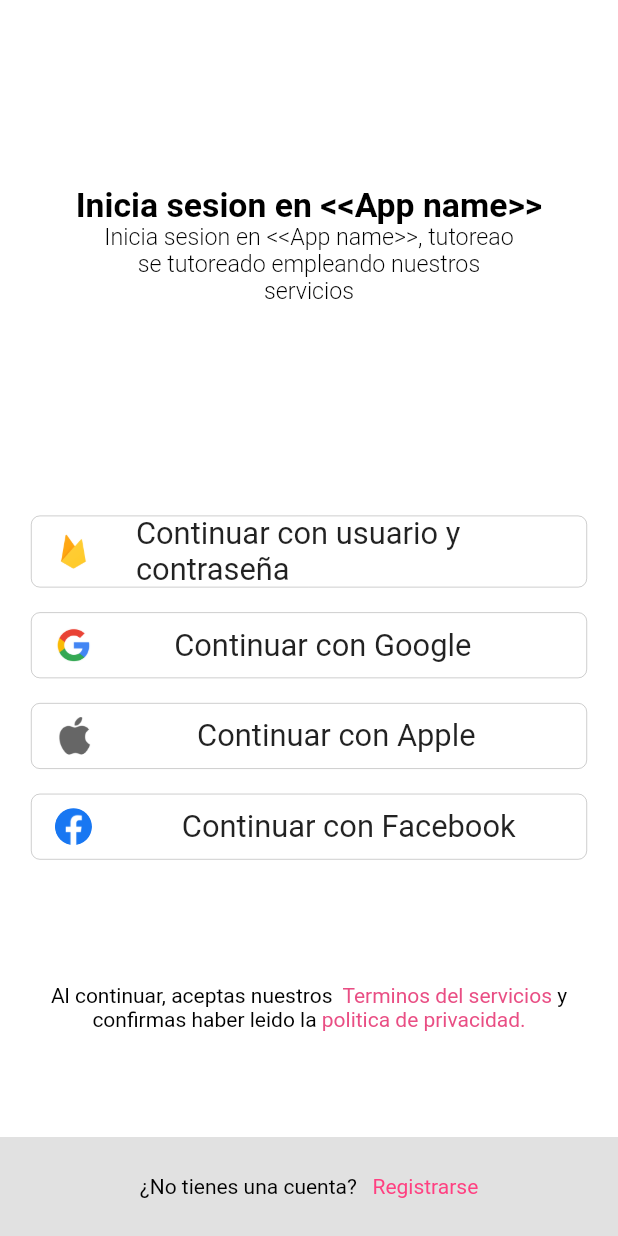
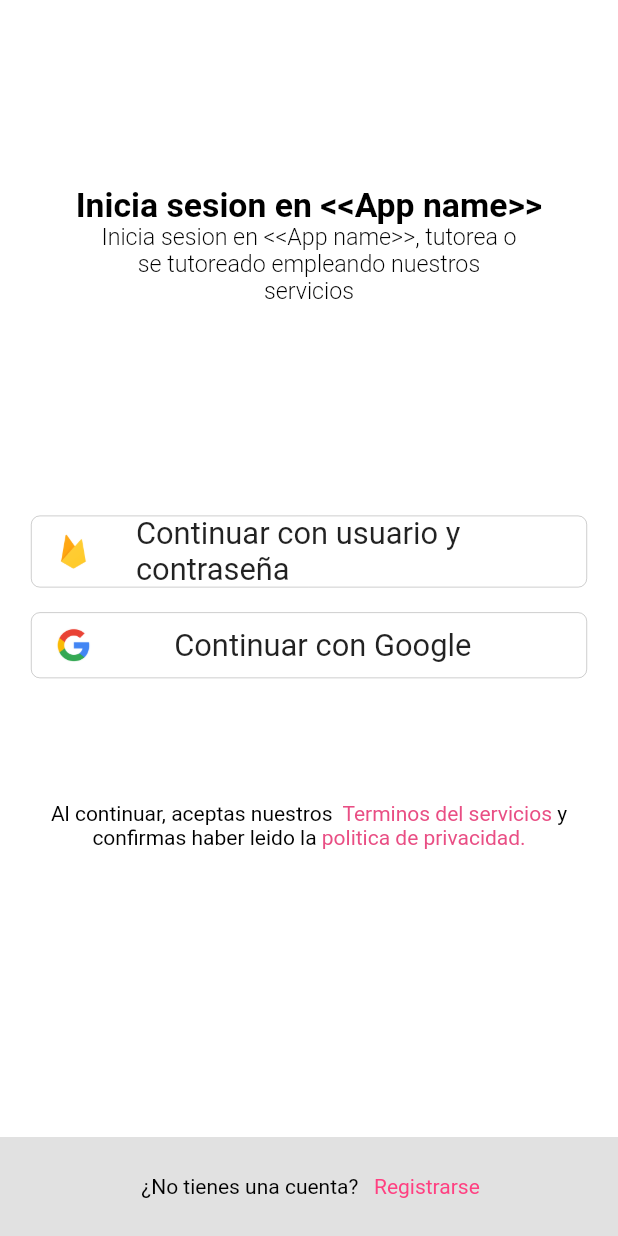
Before and after one commit to zequielpr/retos_recompensas_proyecto_final, a Flutter app: the screen it shows after launch, on a phone screen of 412 x 824 dp. Run offline on Flutter 3.47's test engine with Material 2 defaults, Android fonts, the phone set to English and light mode, and no system bars; our stand-ins replace auto_route, cloud_firestore, custom_navigation_bar, firebase_auth, firebase_core, firebase_messaging and 6 more; missing offline and left inert: firebase_auth_platform_interface, flutter_facebook_auth, flutter_statusbarcolor_ns; accounts and stored records are empty.

Commit message:
Fac_Apple

```diff
--- a/lib/Servicios/Autenticacion/login.dart
+++ b/lib/Servicios/Autenticacion/login.dart
@@ -82,8 +82,8 @@ class _LoginState extends State<Login> {
           _getSizedBox(15),
           getOptionLoggin('p', context),
           getOptionLoggin('g', context),
-          getOptionLoggin('a', context),
-          getOptionLoggin('f', context),
+          //getOptionLoggin('a', context),
+          //getOptionLoggin('f', context),
           _getSizedBox(10),
           getTerms()
         ],
@@ -161,7 +161,7 @@ class _LoginState extends State<Login> {
             width: Pantalla.getPorcentPanntalla(70, context, 'x'),
             child: Text(
               'Inicia sesion en <<App name>>, tutorea'
-              'o se tutoreado empleando nuestros servicios',
+              ' o se tutoreado empleando nuestros servicios',
               style: TextStyle(
                   color: Colors.black,
                   fontSize: 15.5,
@@ -297,6 +297,8 @@ class _LoginState extends State<Login> {
       child: Row(
         mainAxisAlignment: MainAxisAlignment.center,
         children: [
+          Divider(indent: 1, endIndent: 1, color: Colors.black),
+
           ElevatedButton(
               style: ButtonStyle(
                   elevation: MaterialStateProperty.all(0),
```
